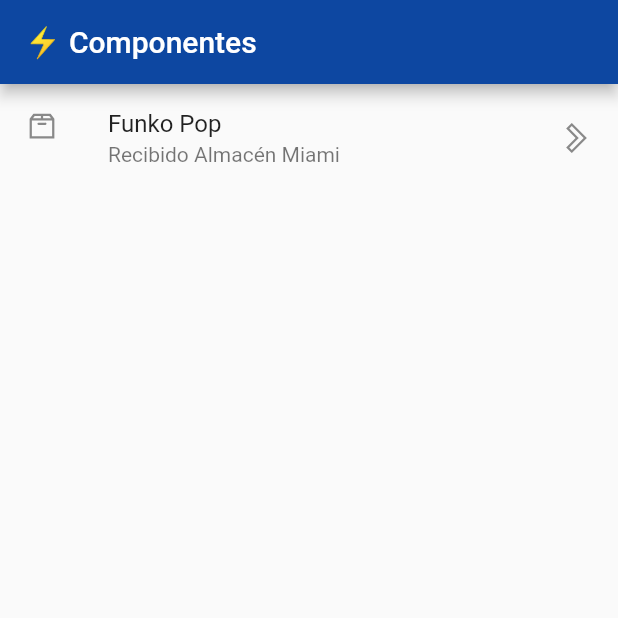
After one commit to luisalbertmschz/Flutter-Components_AppV3, a Flutter app: the screen it shows after launch, on a phone screen of 412 x 824 dp, the top half of it. The commit adds this screen. Run offline on Flutter 3.47's test engine with Material 2 defaults, Android fonts, the phone set to English and light mode, and no system bars; our stand-ins replace line_icons.

Commit message:
🗨 Actualizando nueva Home Page para Pre- JSON

```diff
--- a/lib/main.dart
+++ b/lib/main.dart
@@ -2,6 +2,8 @@
 
 import 'package:components_app_v3/src/pages/home_temp.dart';
 import 'package:flutter/material.dart';
+
+import 'src/pages/home_page.dart';
 
 void main() => runApp(MyApp());
 
@@ -13,7 +15,8 @@
     return MaterialApp(
       title: 'App Componentes',
       debugShowCheckedModeBanner: false,
-      home:  HomePageTemp(),
+      home:HomePage()
+      // HomePageTemp(),
     );
   }
 }
--- /dev/null
+++ b/lib/src/pages/home_page.dart
@@ -0,0 +1,42 @@
+import 'package:flutter/material.dart';
+import 'package:line_icons/line_icons.dart';
+
+class HomePage extends StatelessWidget {
+
+  @override
+  Widget build(BuildContext context) {
+    return Scaffold(
+     appBar: AppBar(
+       title: Text('⚡ Componentes '),
+       backgroundColor: Colors.blue[900]
+     ),
+     body: _lista(),
+    );
+  }
+
+  Widget _lista() {
+
+    return ListView(
+      children: _listaItems(),
+    );
+  }
+
+  List<Widget>_listaItems() {
+
+    return[
+      ListTile(
+
+          title: Text('Funko Pop'),
+          subtitle: Text('Recibido Almacén Miami'),
+          leading: Icon(LineIcons.box),
+          trailing:  Icon(LineIcons.chevronRight),
+          onTap: (){},
+
+
+        ),
+
+
+
+    ];
+  }
+}
```
